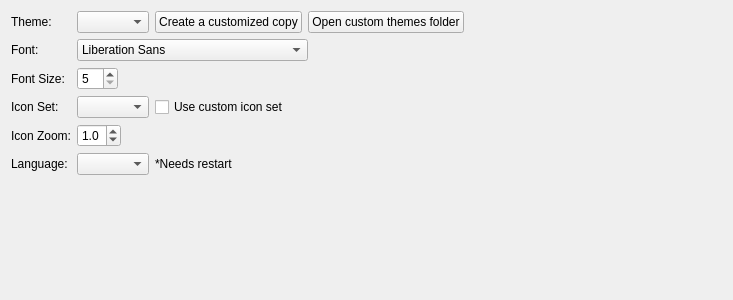
Qt form RedPandaIDE/settingsdialog/environmentappearancewidget.ui (royqh1979/RedPanda-CPP) before a commit.
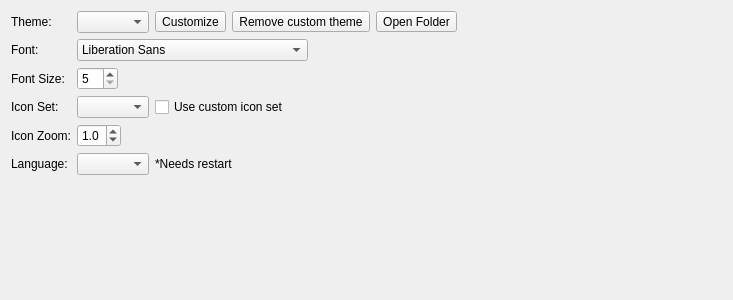
The same form after that commit.

Commit message: update: only define functions in class/namespace/global scopes. update: add remove custom theme button

```diff
--- a/RedPandaIDE/settingsdialog/environmentappearancewidget.ui
+++ b/RedPandaIDE/settingsdialog/environmentappearancewidget.ui
@@ -136,17 +136,33 @@
        <widget class="QComboBox" name="cbTheme"/>
       </item>
       <item>
-       <widget class="QPushButton" name="btnCustomize">
-        <property name="text">
+       <widget class="QToolButton" name="btnCustomize">
+        <property name="toolTip">
          <string>Create a customized copy</string>
         </property>
+        <property name="text">
+         <string>Customize</string>
+        </property>
        </widget>
       </item>
       <item>
-       <widget class="QPushButton" name="btnOpenCustomThemeFolder">
+       <widget class="QToolButton" name="btnRemoveCustomTheme">
+        <property name="toolTip">
+         <string>Remove custom theme</string>
+        </property>
         <property name="text">
+         <string>Remove custom theme</string>
+        </property>
+       </widget>
+      </item>
+      <item>
+       <widget class="QToolButton" name="btnOpenCustomThemeFolder">
+        <property name="toolTip">
          <string>Open custom themes folder</string>
         </property>
+        <property name="text">
+         <string>Open Folder</string>
+        </property>
        </widget>
       </item>
       <item>
```
The commit also changes 7 other files.
